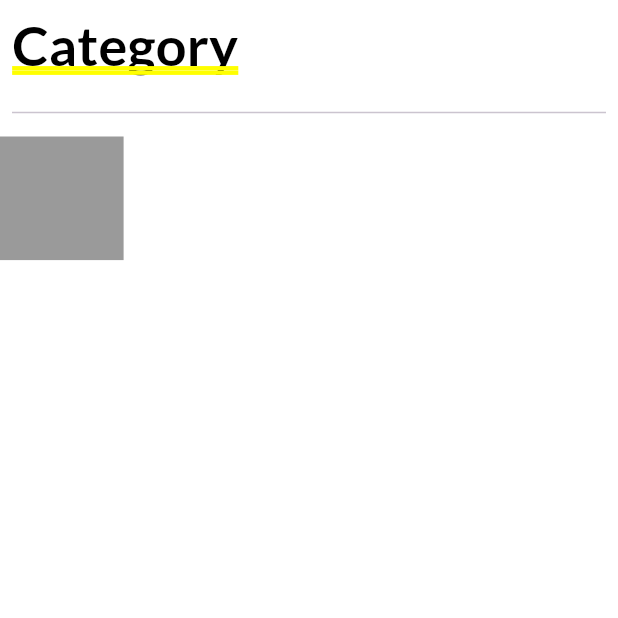
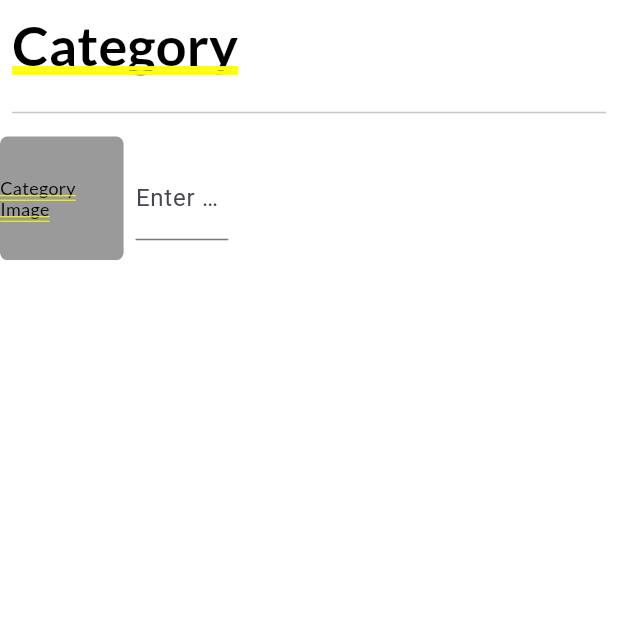
Before and after one commit to Sukhmeetsingh306/store_app, a Flutter app: the WebDeviceView screen opened directly, on a phone screen of 412 x 824 dp, the top half of it. Run offline on Flutter 3.47's test engine with Material 3 defaults, Android fonts, the phone set to English and light mode, and no system bars; our stand-ins replace flutter_svg, google_fonts; missing offline and left inert: flutter_admin_scaffold; statements that could not run were skipped.

Commit message:
added the textForm as for the Catgory

```diff
--- a/lib/views/screens/side_screens/category_side_screen.dart
+++ b/lib/views/screens/side_screens/category_side_screen.dart
@@ -40,6 +40,27 @@ class CategorySideScreen extends StatelessWidget {
               height: squareSize,
               decoration: BoxDecoration(
                 color: ColorTheme.color.grayColor,
+                borderRadius: BorderRadius.circular(
+                  5,
+                ),
+              ),
+              child: Center(
+                child: googleText(
+                  'Category Image',
+                  fontSize: 12,
+                  fontWeight: FontWeight.normal,
+                ),
+              ),
+            ),
+            Padding(
+              padding: const EdgeInsets.all(8.0),
+              child: SizedBox(
+                width: mediaQueryWidth * 0.15,
+                child: TextFormField(
+                  decoration: InputDecoration(
+                    labelText: 'Enter Category Name',
+                  ),
+                ),
               ),
             ),
           ],
```
